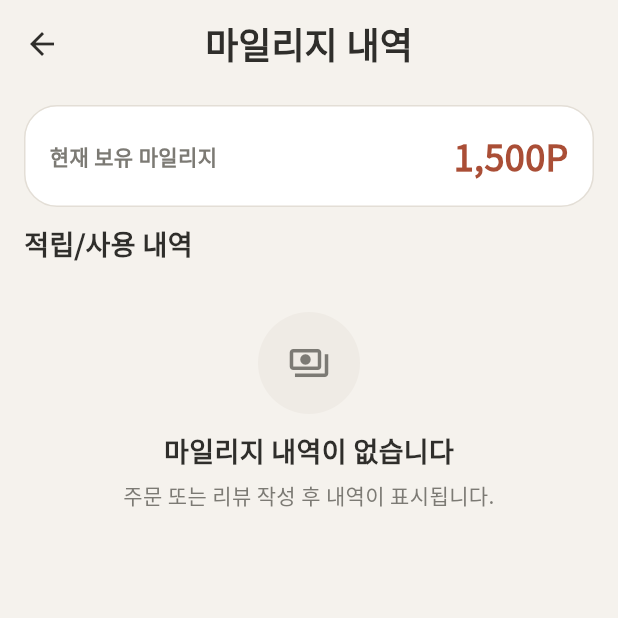
After one commit to mink20001203-hub/ceramic_app, a Flutter app: the MileageHistoryScreen screen opened directly, on a phone screen of 412 x 824 dp, the top half of it. The commit adds this screen. Run offline on Flutter 3.47's test engine with Material 3 defaults, Android fonts, the phone set to English and light mode, and no system bars; our stand-ins replace cloud_firestore, firebase_auth, firebase_core, google_fonts, shared_preferences; accounts and stored records are empty.

Commit message:
마이/베네핏 기능 연결: 주문조회·마일리지내역 화면 추가 및 쿠폰 등록 처리

```diff
--- /dev/null
+++ b/lib/screens/mileage_history_screen.dart
@@ -0,0 +1,140 @@
+import 'package:flutter/material.dart';
+import 'package:intl/intl.dart';
+import 'package:provider/provider.dart';
+
+import '../models/user_data_manager.dart';
+import '../theme/app_tokens.dart';
+import '../widgets/oud_components.dart';
+
+class MileageHistoryScreen extends StatelessWidget {
+  const MileageHistoryScreen({super.key});
+
+  @override
+  Widget build(BuildContext context) {
+    final manager = context.watch<UserDataManager>();
+    final orders = List<Order>.from(manager.orders)
+      ..sort((a, b) => b.date.compareTo(a.date));
+    final format = NumberFormat('#,###', 'ko_KR');
+
+    return Scaffold(
+      appBar: AppBar(title: const Text('마일리지 내역')),
+      body: ListView(
+        padding: const EdgeInsets.fromLTRB(16, 12, 16, 20),
+        children: [
+          OudSectionCard(
+            child: Row(
+              children: [
+                const Expanded(
+                  child: Text(
+                    '현재 보유 마일리지',
+                    style: TextStyle(
+                      color: OudColors.mutedText,
+                      fontWeight: FontWeight.w700,
+                    ),
+                  ),
+                ),
+                Text(
+                  '${format.format(manager.mileage)}P',
+                  style: const TextStyle(
+                    fontSize: 24,
+                    fontWeight: FontWeight.w900,
+                    color: OudColors.primary,
+                  ),
+                ),
+              ],
+            ),
+          ),
+          const SizedBox(height: 12),
+          const OudSectionTitle(title: '적립/사용 내역'),
+          const SizedBox(height: 8),
+          if (orders.isEmpty)
+            const SizedBox(
+              height: 180,
+              child: OudEmptyState(
+                title: '마일리지 내역이 없습니다',
+                subtitle: '주문 또는 리뷰 작성 후 내역이 표시됩니다.',
+                icon: Icons.payments_outlined,
+              ),
+            )
+          else
+            ...orders.expand((order) {
+              final rows = <Widget>[];
+              if (order.mileageUsed > 0) {
+                rows.add(
+                  _historyRow(
+                    title: '주문 사용',
+                    subtitle: '주문번호 ${order.id}',
+                    amount: -order.mileageUsed,
+                    date: order.date,
+                  ),
+                );
+              }
+              rows.add(
+                _historyRow(
+                  title: '주문 적립',
+                  subtitle: '주문번호 ${order.id}',
+                  amount: 500,
+                  date: order.date,
+                ),
+              );
+              return rows;
+            }),
+          if (manager.reviews.isNotEmpty) ...[
+            const SizedBox(height: 8),
+            ...manager.reviews
+                .map(
+                  (review) => _historyRow(
+                    title: '리뷰 적립',
+                    subtitle: review.productName,
+                    amount: 100,
+                    date: review.date,
+                  ),
+                )
+                .toList(),
+          ],
+        ],
+      ),
+    );
+  }
+
+  Widget _historyRow({
+    required String title,
+    required String subtitle,
+    required int amount,
+    required DateTime date,
+  }) {
+    final dateLabel = DateFormat('yyyy.MM.dd').format(date);
+    final positive = amount >= 0;
+    return Padding(
+      padding: const EdgeInsets.only(bottom: 8),
+      child: OudSectionCard(
+        child: Row(
+          children: [
+            Expanded(
+              child: Column(
+                crossAxisAlignment: CrossAxisAlignment.start,
+                children: [
+                  Text(
+                    title,
+                    style: const TextStyle(fontWeight: FontWeight.w700),
+                  ),
+                  Text(
+                    '$subtitle · $dateLabel',
+                    style: const TextStyle(color: OudColors.mutedText),
+                  ),
+                ],
+              ),
+            ),
+            Text(
+              '${positive ? '+' : ''}$amountP',
+              style: TextStyle(
+                color: positive ? const Color(0xFF4D6A3A) : const Color(0xFF9D4A3E),
+                fontWeight: FontWeight.w800,
+              ),
+            ),
+          ],
+        ),
+      ),
+    );
+  }
+}
```
Also changed, not shown: lib/models/user_data_manager.dart (+39 -0 lines), lib/screens/coupon_list_screen.dart (+42 -14 lines), lib/screens/my_page_screen.dart (+8 -4 lines), lib/screens/user_order_list_screen.dart (added, +124 -0 lines).
